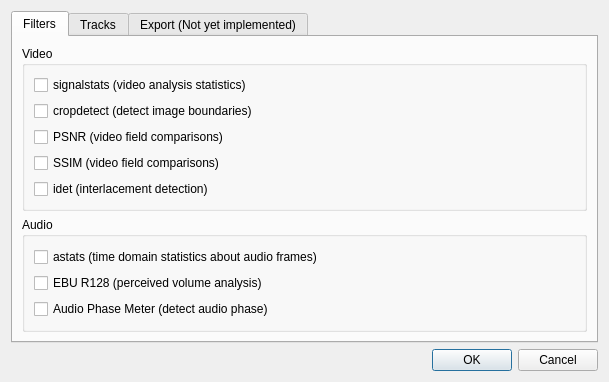
This is Source/GUI/preferences.ui in bavc/qctools as Qt 5 draws it before an edit. The edited form follows.
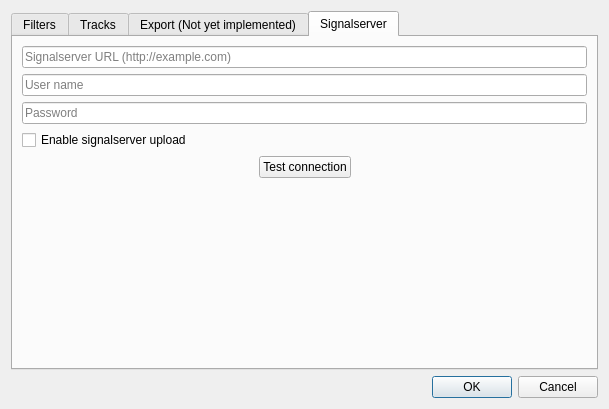
This is the edited form.

Commit message: add preference page with signalserver preferences and connection checher

```diff
--- a/Source/GUI/preferences.ui
+++ b/Source/GUI/preferences.ui
@@ -7,7 +7,7 @@
     <x>0</x>
     <y>0</y>
     <width>609</width>
-    <height>337</height>
+    <height>409</height>
    </rect>
   </property>
   <property name="windowTitle">
@@ -17,7 +17,7 @@
    <item>
     <widget class="QTabWidget" name="tabWidget">
      <property name="currentIndex">
-      <number>0</number>
+      <number>3</number>
      </property>
      <widget class="QWidget" name="Filters">
       <attribute name="title">
@@ -263,6 +263,93 @@
        </item>
       </layout>
      </widget>
+     <widget class="QWidget" name="Signalserver">
+      <attribute name="title">
+       <string>Signalserver</string>
+      </attribute>
+      <layout class="QGridLayout" name="gridLayout">
+       <item row="4" column="0">
+        <spacer name="horizontalSpacer">
+         <property name="orientation">
+          <enum>Qt::Horizontal</enum>
+         </property>
+         <property name="sizeHint" stdset="0">
+          <size>
+           <width>221</width>
+           <height>20</height>
+          </size>
+         </property>
+        </spacer>
+       </item>
+       <item row="4" column="3">
+        <spacer name="horizontalSpacer_2">
+         <property name="orientation">
+          <enum>Qt::Horizontal</enum>
+         </property>
+         <property name="sizeHint" stdset="0">
+          <size>
+           <width>220</width>
+           <height>20</height>
+          </size>
+         </property>
+        </spacer>
+       </item>
+       <item row="0" column="0" colspan="4">
+        <widget class="QLineEdit" name="signalServerUrl_lineEdit">
+         <property name="sizePolicy">
+          <sizepolicy hsizetype="MinimumExpanding" vsizetype="Fixed">
+           <horstretch>0</horstretch>
+           <verstretch>0</verstretch>
+          </sizepolicy>
+         </property>
+         <property name="placeholderText">
+          <string>Signalserver URL (http://example.com)</string>
+         </property>
+        </widget>
+       </item>
+       <item row="2" column="0" colspan="4">
+        <widget class="QLineEdit" name="signalServerPassword_lineEdit">
+         <property name="placeholderText">
+          <string>Password</string>
+         </property>
+        </widget>
+       </item>
+       <item row="1" column="0" colspan="4">
+        <widget class="QLineEdit" name="signalServerLogin_lineEdit">
+         <property name="placeholderText">
+          <string>User name</string>
+         </property>
+        </widget>
+       </item>
+       <item row="3" column="0">
+        <widget class="QCheckBox" name="signalServerEnableUpload_checkBox">
+         <property name="text">
+          <string>Enable signalserver upload</string>
+         </property>
+        </widget>
+       </item>
+       <item row="5" column="0" colspan="4">
+        <widget class="QLabel" name="connectionTest_label">
+         <property name="text">
+          <string/>
+         </property>
+         <property name="alignment">
+          <set>Qt::AlignCenter</set>
+         </property>
+         <property name="wordWrap">
+          <bool>true</bool>
+         </property>
+        </widget>
+       </item>
+       <item row="4" column="1" colspan="2">
+        <widget class="QPushButton" name="testConnection_pushButton">
+         <property name="text">
+          <string>Test connection</string>
+         </property>
+        </widget>
+       </item>
+      </layout>
+     </widget>
     </widget>
    </item>
    <item>
```
The commit also changes 3 other files.
